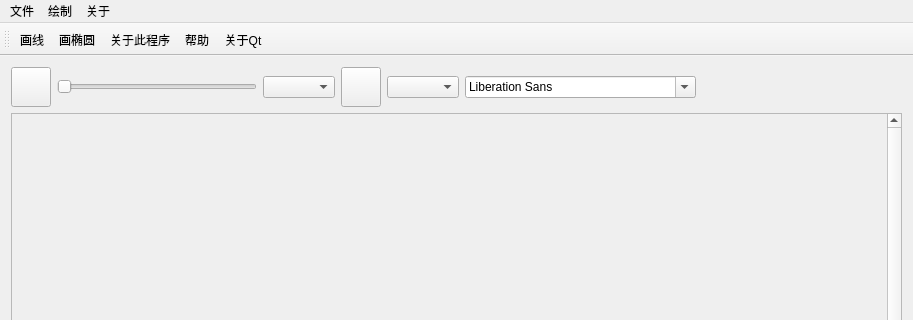
The window that src/View/mainwindow.ui (RayeRen/MiniPhotoShop) describes before a commit, drawn with Qt 5; both pictures show x 0 to 913 and y 0 to 320 of the 913 by 721 pixel window.
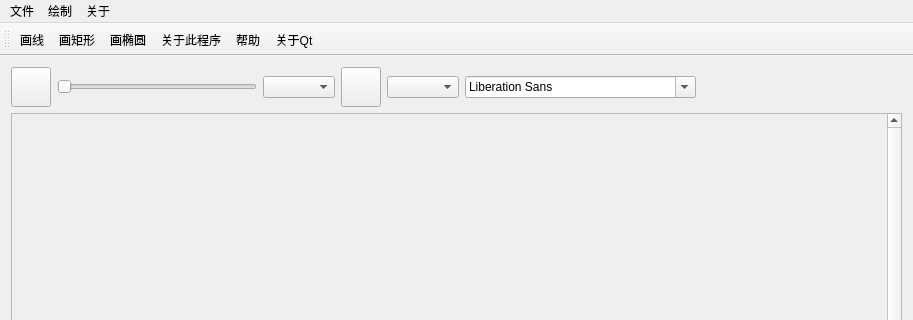
The same window after the commit. Icons and pictures are not drawn. Custom widgets are drawn as their Qt base class.

Commit message: 增加了矩形的绘制

What changed in the file:
```diff
--- a/src/View/mainwindow.ui
+++ b/src/View/mainwindow.ui
@@ -214,6 +214,7 @@
     <bool>false</bool>
    </attribute>
    <addaction name="action_drawLine"/>
+   <addaction name="action_drawRect"/>
    <addaction name="action_drawEllipse"/>
    <addaction name="action_aboutPro"/>
    <addaction name="action_help"/>
@@ -294,6 +295,15 @@
     <string>帮助</string>
    </property>
   </action>
+  <action name="action_drawRect">
+   <property name="icon">
+    <iconset resource="../../imgs.qrc">
+     <normaloff>:/img/img/Rect.png</normaloff>:/img/img/Rect.png</iconset>
+   </property>
+   <property name="text">
+    <string>画矩形</string>
+   </property>
+  </action>
  </widget>
  <layoutdefault spacing="6" margin="11"/>
  <customwidgets>
```
Left out of the diff: 1 changed line with no effect on the pictures. The commit also changes 10 other files.
